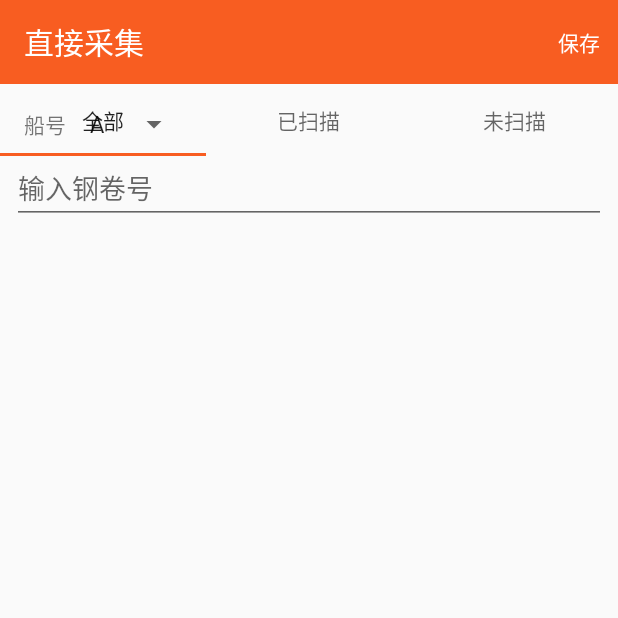
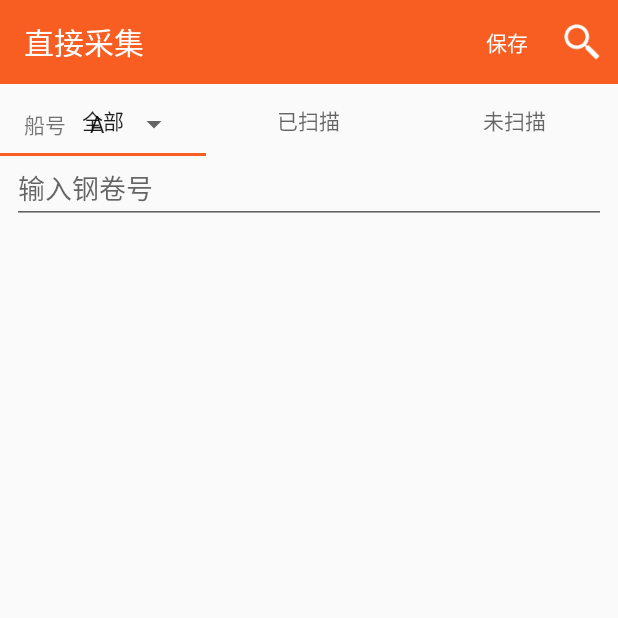
Before and after one commit to kalavinka223/barcode-android, an Android app: the fragment BarcodeDetailListFragment placed in its activity, item 2 of the bottom bar chosen, on a phone screen of 412 x 824 dp, the top half of it. Run offline under Robolectric (Android 15) with nearby library versions, the phone set to English and light mode, and no system bars; our stand-ins replace RxJava, data binding, navigation-ui; libraries missing offline, so code that uses them is left out: es.dmoral.toasty; 11 statements that could not run were skipped.

Commit message:
update barcode search

```diff
--- a/app/src/main/java/com/powerdata/barcode/common/Constant.java
+++ b/app/src/main/java/com/powerdata/barcode/common/Constant.java
@@ -2,4 +2,5 @@ package com.powerdata.barcode.common;
 
 public class Constant {
     public static String[] SHIP_NO_ARRAY = new String[]{"A", "B", "C", "D"};
+    public static String ARG_SHIP_NO = "arg_ship_no";
 }
--- a/app/src/main/java/com/powerdata/barcode/repository/BarcodeDetailDao.java
+++ b/app/src/main/java/com/powerdata/barcode/repository/BarcodeDetailDao.java
@@ -11,12 +11,16 @@ import com.powerdata.barcode.model.BarcodeDetail;
 import java.util.List;
 
 import io.reactivex.Completable;
+import io.reactivex.Maybe;
 import io.reactivex.Single;
 
 @Dao
 public interface BarcodeDetailDao {
     @Insert(onConflict = OnConflictStrategy.REPLACE)
     Completable inserts(List<BarcodeDetail> barcodeDetails);
+
+    @Query("select * from barcode_detail where barcode = :barcode and ship_no = :shipNo")
+    Maybe<BarcodeDetail> findById(String barcode, String shipNo);
 
     @Query("select * from barcode_detail where ship_no = :shipNo order by created_at")
     LiveData<List<BarcodeDetail>> listByShipNo(String shipNo);
--- a/app/src/main/java/com/powerdata/barcode/ui/fragment/BarcodeDetailListFragment.java
+++ b/app/src/main/java/com/powerdata/barcode/ui/fragment/BarcodeDetailListFragment.java
@@ -6,6 +6,9 @@ import android.net.Uri;
 import android.os.Bundle;
 import android.os.ParcelFileDescriptor;
 import android.view.LayoutInflater;
+import android.view.Menu;
+import android.view.MenuInflater;
+import android.view.MenuItem;
 import android.view.View;
 import android.view.ViewGroup;
 import android.widget.Button;
@@ -22,6 +25,7 @@ import androidx.recyclerview.widget.RecyclerView;
 
 import com.google.android.material.tabs.TabLayout;
 import com.powerdata.barcode.R;
+import com.powerdata.barcode.common.Constant;
 import com.powerdata.barcode.databinding.FragmentBarcodeDetailListBinding;
 import com.powerdata.barcode.model.BarcodeDetail;
 import com.powerdata.barcode.ui.adapter.BarcodeDetailAdapter;
@@ -50,13 +54,14 @@ public class BarcodeDetailListFragment extends Fragment implements BarcodeDetail
     public View onCreateView(@NonNull LayoutInflater inflater, ViewGroup container,
                              Bundle savedInstanceState) {
         assert getArguments() != null;
-        shipNo = getArguments().getString(BarcodeImportFragment.ARG_SHIP_NO);
+        shipNo = getArguments().getString(Constant.ARG_SHIP_NO);
 
         FragmentBarcodeDetailListBinding binding = FragmentBarcodeDetailListBinding.inflate(inflater);
         binding.setLifecycleOwner(this);
         viewModel = ViewModelProviders.of(this).get(BarcodeDetailListViewModel.class);
         viewModel.setListener(this);
         binding.setViewModel(viewModel);
+        setHasOptionsMenu(true);
 
         final View root = binding.getRoot();
         setHasOptionsMenu(true);
@@ -132,6 +137,22 @@ public class BarcodeDetailListFragment extends Fragment implements BarcodeDetail
     }
 
     @Override
+    public void onCreateOptionsMenu(Menu menu, MenuInflater inflater) {
+        inflater.inflate(R.menu.search_menu, menu);
+    }
+
+    @Override
+    public boolean onOptionsItemSelected(MenuItem item) {
+        if (item.getItemId() == R.id.search_item) {
+            Bundle bundle = new Bundle();
+            bundle.putString(Constant.ARG_SHIP_NO, shipNo);
+            requireActivity().startSearch(null, false, bundle, false);
+            return true;
+        }
+        return super.onOptionsItemSelected(item);
+    }
+
+    @Override
     public void onActivityResult(int requestCode, int resultCode, @Nullable Intent data) {
         if (requestCode == CREATE_FILE && resultCode == Activity.RESULT_OK && data != null) {
             try {
--- a/app/src/main/java/com/powerdata/barcode/ui/fragment/BarcodeErrorListFragment.java
+++ b/app/src/main/java/com/powerdata/barcode/ui/fragment/BarcodeErrorListFragment.java
@@ -20,6 +20,7 @@ import androidx.recyclerview.widget.LinearLayoutManager;
 import androidx.recyclerview.widget.RecyclerView;
 
 import com.powerdata.barcode.R;
+import com.powerdata.barcode.common.Constant;
 import com.powerdata.barcode.databinding.FragmentBarcodeErrorListBinding;
 import com.powerdata.barcode.model.BarcodeError;
 import com.powerdata.barcode.ui.adapter.BarcodeErrorAdapter;
@@ -48,7 +49,7 @@ public class BarcodeErrorListFragment extends Fragment implements BarcodeErrorLi
     public View onCreateView(LayoutInflater inflater, ViewGroup container,
                              Bundle savedInstanceState) {
         assert getArguments() != null;
-        shipNo = getArguments().getString(BarcodeImportFragment.ARG_SHIP_NO);
+        shipNo = getArguments().getString(Constant.ARG_SHIP_NO);
 
         FragmentBarcodeErrorListBinding binding = FragmentBarcodeErrorListBinding.inflate(inflater);
         binding.setLifecycleOwner(this);
--- a/app/src/main/res/layout/activity_main.xml
+++ b/app/src/main/res/layout/activity_main.xml
@@ -11,10 +11,10 @@
         android:layout_height="wrap_content"
         android:background="?attr/colorPrimary"
         android:minHeight="?attr/actionBarSize"
+        android:theme="@style/ThemeOverlay.AppCompat.Dark.ActionBar"
         app:layout_constraintEnd_toEndOf="parent"
         app:layout_constraintStart_toStartOf="parent"
-        app:layout_constraintTop_toTopOf="parent"
-        app:theme="@style/ThemeOverlay.AppCompat.Dark.ActionBar" />
+        app:layout_constraintTop_toTopOf="parent" />
 
     <fragment
         android:id="@+id/nav_host_fragment"
--- /dev/null
+++ b/app/src/main/res/menu/search_menu.xml
@@ -0,0 +1,9 @@
+<?xml version="1.0" encoding="utf-8"?>
+<menu xmlns:android="http://schemas.android.com/apk/res/android"
+    xmlns:app="http://schemas.android.com/apk/res-auto">
+    <item
+        android:id="@+id/search_item"
+        android:icon="@drawable/ic_action_search"
+        android:title="@string/text_search"
+        app:showAsAction="ifRoom" />
+</menu>
--- a/app/src/main/res/values/strings.xml
+++ b/app/src/main/res/values/strings.xml
@@ -32,4 +32,5 @@
     <string name="text_scanned">已扫描</string>
     <string name="text_ok">确定</string>
     <string name="text_cancel">取消</string>
+    <string name="text_search">搜索</string>
 </resources>
--- /dev/null
+++ b/app/src/main/res/xml/searchable.xml
@@ -0,0 +1,5 @@
+<?xml version="1.0" encoding="utf-8"?>
+<searchable xmlns:android="http://schemas.android.com/apk/res/android"
+    android:label="@string/app_name"
+    android:hint="@string/hint_barcode_edit" >
+</searchable>
```
Also changed, not shown: app/src/main/AndroidManifest.xml (+13 -3 lines), app/src/main/java/com/powerdata/barcode/common/SingleLiveEvent.java (deleted, +0 -50 lines), app/src/main/java/com/powerdata/barcode/ui/activity/BarcodeSearchActivity.java (added, +48 -0 lines), app/src/main/java/com/powerdata/barcode/ui/fragment/BarcodeImportFragment.java (+3 -4 lines), app/src/main/java/com/powerdata/barcode/viewModel/BarcodeSearchViewModel.java (added, +50 -0 lines), app/src/main/res/layout/activity_barcode_search.xml (added, +29 -0 lines), app/src/main/res/drawable-hdpi/ic_action_search.png (added), app/src/main/res/drawable-mdpi/ic_action_search.png (added), app/src/main/res/drawable-xhdpi/ic_action_search.png (added), app/src/main/res/drawable-xxhdpi/ic_action_search.png (added), app/src/main/res/drawable-xxxhdpi/ic_action_search.png (added).
